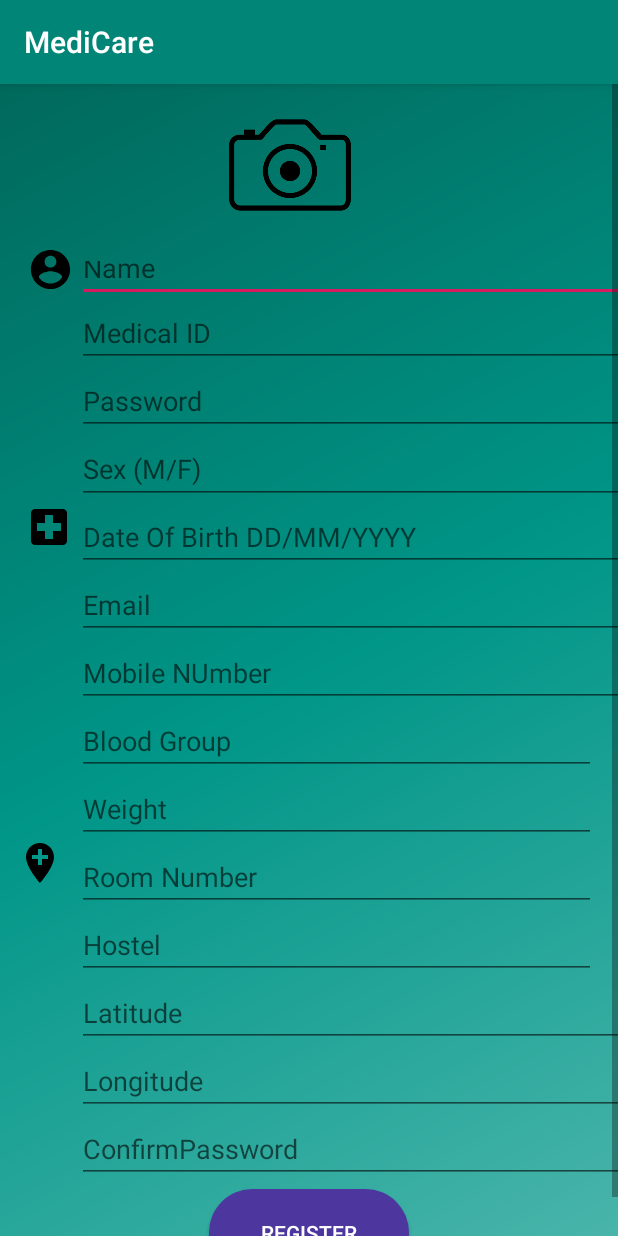
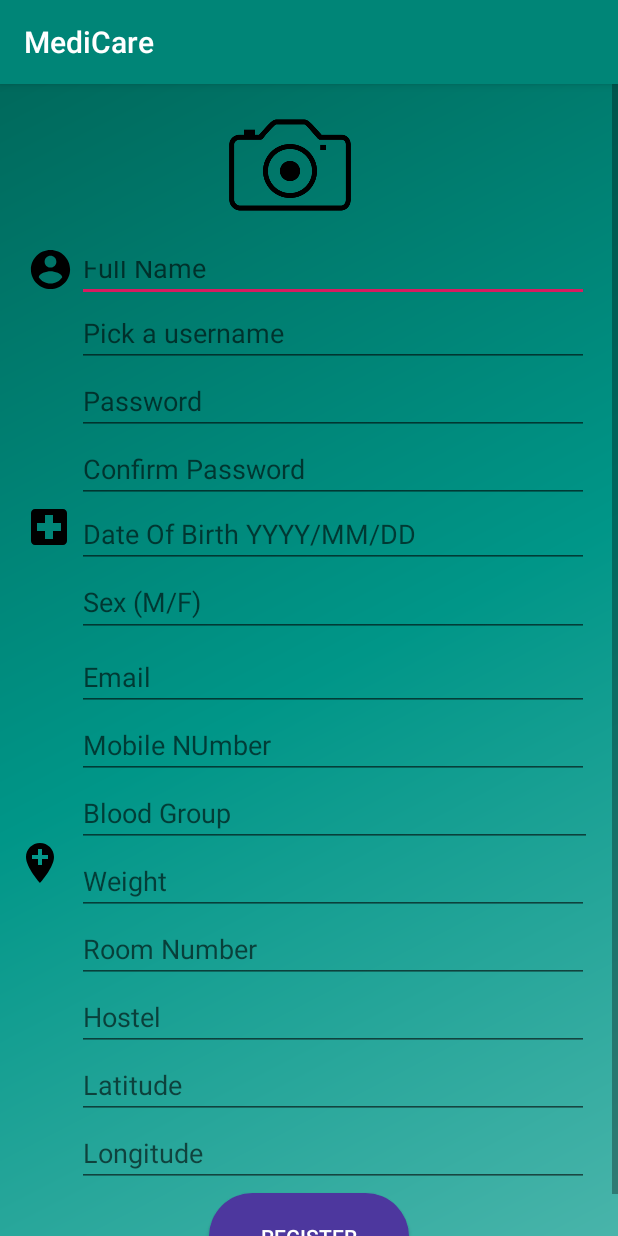
Before and after one commit to katasanirohith/MediCareIT1, an Android app: the PatientDetails screen opened directly, with no data from a screen before it, on a phone screen of 412 x 824 dp. Run offline under Robolectric (Android 15) with nearby library versions, the phone set to English and light mode, and no system bars; our stand-ins replace Volley.

Commit message:
modified patRegXML

```diff
--- a/app/src/main/java/com/example/medicare/PatientDetails.java
+++ b/app/src/main/java/com/example/medicare/PatientDetails.java
@@ -18,6 +18,9 @@ import com.android.volley.Response;
 import com.android.volley.VolleyError;
 import com.android.volley.toolbox.StringRequest;
 import com.android.volley.toolbox.Volley;
+
+import org.json.JSONException;
+import org.json.JSONObject;
 
 import java.util.HashMap;
 import java.util.Map;
@@ -82,6 +85,14 @@ public class PatientDetails extends AppCompatActivity {
                             @Override
                             public void onResponse(String response) {
                                 progressDialog.dismiss();
+                                try{
+                                    JSONObject jsonObject = new JSONObject(response);
+                                    Toast.makeText(getApplicationContext(), jsonObject.getString("message"),Toast.LENGTH_LONG).show();
+                                }
+                                catch (JSONException e) {
+                                    e.printStackTrace();
+                                }
+
                             }
                         },
                         new Response.ErrorListener() {
--- a/app/src/main/res/layout/activity_patient_details.xml
+++ b/app/src/main/res/layout/activity_patient_details.xml
@@ -12,9 +12,7 @@
         android:stretchColumns="1">
 
         <!-- everything you already have -->
-        <android.support.constraint.ConstraintLayout xmlns:android="http://schemas.android.com/apk/res/android"
-            xmlns:app="http://schemas.android.com/apk/res-auto"
-            xmlns:tools="http://schemas.android.com/tools"
+        <android.support.constraint.ConstraintLayout
             android:layout_width="match_parent"
             android:layout_height="match_parent"
             android:background="@drawable/side_nav_bar"
@@ -22,11 +20,11 @@
 
             <EditText
                 android:id="@+id/editText11"
-                android:layout_width="366dp"
+                android:layout_width="341dp"
                 android:layout_height="39dp"
                 android:layout_marginTop="4dp"
                 android:ems="10"
-                android:hint="Medical ID"
+                android:hint="Pick a username"
                 android:inputType="textPersonName"
                 app:layout_constraintStart_toStartOf="@+id/editText2"
                 app:layout_constraintTop_toBottomOf="@+id/editText2" />
@@ -57,38 +55,38 @@
 
             <EditText
                 android:id="@+id/editText2"
-                android:layout_width="387dp"
+                android:layout_width="341dp"
                 android:layout_height="37dp"
                 android:ems="10"
-                android:hint="Name"
+                android:hint="Full Name"
                 android:inputType="textPersonName"
                 app:layout_constraintStart_toEndOf="@+id/imageView5"
                 app:layout_constraintTop_toBottomOf="@+id/imageView3" />
 
             <EditText
                 android:id="@+id/editText5"
-                android:layout_width="395dp"
+                android:layout_width="341dp"
                 android:layout_height="43dp"
-                android:layout_marginTop="136dp"
                 android:ems="10"
-                android:hint="Date Of Birth DD/MM/YYYY"
+                android:hint="Date Of Birth YYYY/MM/DD"
                 android:inputType="date"
                 app:layout_constraintStart_toStartOf="@+id/editText2"
-                app:layout_constraintTop_toBottomOf="@+id/editText2" />
+                app:layout_constraintTop_toBottomOf="@+id/editText22" />
 
             <EditText
                 android:id="@+id/editText6"
-                android:layout_width="395dp"
+                android:layout_width="341dp"
                 android:layout_height="wrap_content"
+                android:layout_marginTop="4dp"
                 android:ems="10"
                 android:hint="Email"
                 android:inputType="textEmailAddress"
                 app:layout_constraintStart_toStartOf="@+id/editText5"
-                app:layout_constraintTop_toBottomOf="@+id/editText5" />
+                app:layout_constraintTop_toBottomOf="@+id/editText19" />
 
             <EditText
                 android:id="@+id/editText9"
-                android:layout_width="346dp"
+                android:layout_width="343dp"
                 android:layout_height="wrap_content"
                 android:ems="10"
                 android:hint="Blood Group"
@@ -98,7 +96,7 @@
 
             <EditText
                 android:id="@+id/editText7"
-                android:layout_width="346dp"
+                android:layout_width="341dp"
                 android:layout_height="wrap_content"
                 android:ems="10"
                 android:hint="Hostel"
@@ -108,7 +106,7 @@
 
             <EditText
                 android:id="@+id/editText13"
-                android:layout_width="346dp"
+                android:layout_width="341dp"
                 android:layout_height="wrap_content"
                 android:ems="10"
                 android:hint="Weight"
@@ -118,7 +116,7 @@
 
             <EditText
                 android:id="@+id/editText14"
-                android:layout_width="346dp"
+                android:layout_width="341dp"
                 android:layout_height="wrap_content"
                 android:ems="10"
                 android:hint="Room Number"
@@ -148,7 +146,7 @@
 
             <EditText
                 android:id="@+id/editText12"
-                android:layout_width="395dp"
+                android:layout_width="341dp"
                 android:layout_height="wrap_content"
                 android:ems="10"
                 android:hint="Password"
@@ -159,17 +157,17 @@
 
             <EditText
                 android:id="@+id/editText19"
-                android:layout_width="376dp"
+                android:layout_width="341dp"
                 android:layout_height="46dp"
                 android:ems="10"
                 android:hint="Sex (M/F)"
                 android:inputType="textPersonName"
                 app:layout_constraintStart_toStartOf="@+id/editText12"
-                app:layout_constraintTop_toBottomOf="@+id/editText12" />
+                app:layout_constraintTop_toBottomOf="@+id/editText5" />
 
             <EditText
                 android:id="@+id/editText20"
-                android:layout_width="395dp"
+                android:layout_width="341dp"
                 android:layout_height="wrap_content"
                 android:ems="10"
                 android:hint="Mobile NUmber"
@@ -179,7 +177,7 @@
 
             <EditText
                 android:id="@+id/editText10"
-                android:layout_width="395dp"
+                android:layout_width="341dp"
                 android:layout_height="wrap_content"
                 android:ems="10"
                 android:hint="Latitude"
@@ -189,22 +187,14 @@
 
             <EditText
                 android:id="@+id/editText21"
-                android:layout_width="395dp"
+                android:layout_width="341dp"
                 android:layout_height="wrap_content"
                 android:ems="10"
                 android:hint="Longitude"
                 android:inputType="number"
                 app:layout_constraintStart_toStartOf="@+id/editText10"
                 app:layout_constraintTop_toBottomOf="@+id/editText10" />
-            <EditText
-                android:id="@+id/editText22"
-                android:layout_width="395dp"
-                android:layout_height="wrap_content"
-                android:ems="10"
-                android:hint="ConfirmPassword"
-                android:inputType="textPassword"
-                app:layout_constraintStart_toStartOf="@+id/editText21"
-                app:layout_constraintTop_toBottomOf="@+id/editText21" />
+
 
             <Button
                 android:id="@+id/button1"
@@ -217,8 +207,18 @@
                 android:shadowRadius="5"
                 android:text="Register"
                 android:textColor="#ffff"
-                app:layout_constraintStart_toStartOf="@+id/editText22"
-                app:layout_constraintTop_toBottomOf="@+id/editText22" />
+                app:layout_constraintStart_toStartOf="@+id/editText21"
+                app:layout_constraintTop_toBottomOf="@+id/editText21" />
+
+            <EditText
+                android:id="@+id/editText22"
+                android:layout_width="341dp"
+                android:layout_height="wrap_content"
+                android:ems="10"
+                android:hint="Confirm Password"
+                android:inputType="textPassword"
+                app:layout_constraintStart_toStartOf="@+id/editText12"
+                app:layout_constraintTop_toBottomOf="@+id/editText12" />
 
 
         </android.support.constraint.ConstraintLayout>
```
